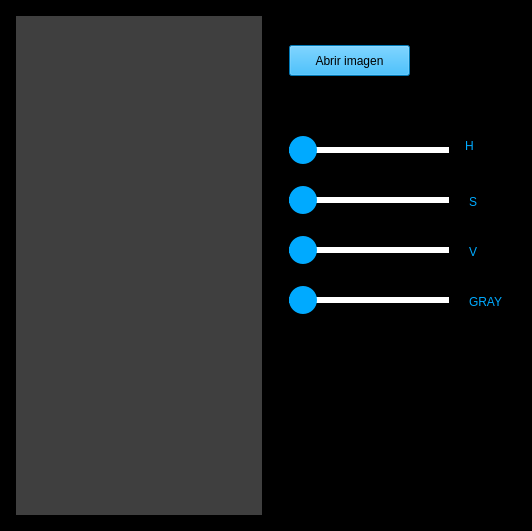
This is interfazfull.ui in Brian-Almada/practicando-interfaz-py as Qt 5 draws it before an edit. The edited form follows.
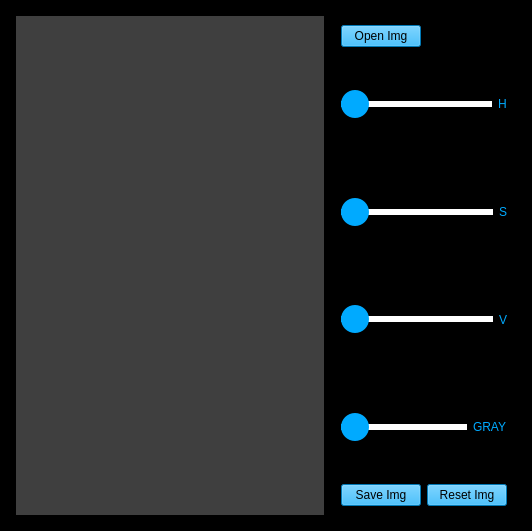
This is the edited form. Icons and pictures are not drawn.

Commit message: Colocando título de ventana y su favicon

The edit to the form file:
```diff
--- a/interfazfull.ui
+++ b/interfazfull.ui
@@ -41,7 +41,7 @@
       <property name="frameShadow">
        <enum>QFrame::Raised</enum>
       </property>
-      <layout class="QHBoxLayout" name="horizontalLayout_2">
+      <layout class="QHBoxLayout" name="horizontalLayout_2" stretch="3,0">
        <item>
         <widget class="QFrame" name="frame_2">
          <property name="frameShape">
@@ -110,71 +110,40 @@
          <property name="frameShadow">
           <enum>QFrame::Raised</enum>
          </property>
-         <widget class="QPushButton" name="pushButton">
-          <property name="geometry">
-           <rect>
-            <x>20</x>
-            <y>30</y>
-            <width>121</width>
-            <height>31</height>
-           </rect>
-          </property>
+         <layout class="QVBoxLayout" name="verticalLayout">
+          <item>
+           <layout class="QHBoxLayout" name="horizontalLayout_9">
+            <item>
+             <widget class="QPushButton" name="open_image">
           <property name="styleSheet">
            <string notr="true">background-color: rgb(0, 170, 255);
 font: 87 12pt &quot;Arial Black&quot;;
 </string>
           </property>
           <property name="text">
-           <string>Abrir imagen</string>
-          </property>
-         </widget>
-         <widget class="QSlider" name="horizontalSlider">
-          <property name="geometry">
-           <rect>
-            <x>20</x>
-            <y>120</y>
-            <width>160</width>
-            <height>30</height>
-           </rect>
-          </property>
-          <property name="minimumSize">
-           <size>
-            <width>0</width>
-            <height>30</height>
-           </size>
-          </property>
+               <string>Open Img</string>
+              </property>
+             </widget>
+            </item>
+            <item>
+             <spacer name="horizontalSpacer">
           <property name="orientation">
            <enum>Qt::Horizontal</enum>
           </property>
-         </widget>
-         <widget class="QSlider" name="horizontalSlider_2">
-          <property name="geometry">
-           <rect>
-            <x>20</x>
-            <y>170</y>
-            <width>160</width>
-            <height>30</height>
-           </rect>
-          </property>
-          <property name="minimumSize">
+              <property name="sizeHint" stdset="0">
            <size>
-            <width>0</width>
-            <height>30</height>
-           </size>
-          </property>
-          <property name="orientation">
-           <enum>Qt::Horizontal</enum>
-          </property>
-         </widget>
-         <widget class="QSlider" name="horizontalSlider_3">
-          <property name="geometry">
-           <rect>
-            <x>20</x>
-            <y>220</y>
-            <width>160</width>
-            <height>30</height>
-           </rect>
-          </property>
+                <width>40</width>
+                <height>20</height>
+               </size>
+              </property>
+             </spacer>
+            </item>
+           </layout>
+          </item>
+          <item>
+           <layout class="QHBoxLayout" name="horizontalLayout_8">
+            <item>
+             <widget class="QSlider" name="slider_one">
           <property name="minimumSize">
            <size>
             <width>0</width>
@@ -185,77 +154,117 @@
            <enum>Qt::Horizontal</enum>
           </property>
          </widget>
-         <widget class="QSlider" name="horizontalSlider_4">
-          <property name="geometry">
-           <rect>
-            <x>20</x>
-            <y>270</y>
-            <width>160</width>
-            <height>30</height>
-           </rect>
-          </property>
-          <property name="minimumSize">
-           <size>
-            <width>0</width>
-            <height>30</height>
-           </size>
-          </property>
-          <property name="orientation">
-           <enum>Qt::Horizontal</enum>
-          </property>
-         </widget>
+            </item>
+            <item>
          <widget class="QLabel" name="label">
-          <property name="geometry">
-           <rect>
-            <x>196</x>
-            <y>120</y>
-            <width>51</width>
-            <height>21</height>
-           </rect>
-          </property>
           <property name="text">
            <string>H</string>
           </property>
          </widget>
+            </item>
+           </layout>
+          </item>
+          <item>
+           <layout class="QHBoxLayout" name="horizontalLayout_7">
+            <item>
+             <widget class="QSlider" name="slider_two">
+              <property name="minimumSize">
+               <size>
+                <width>0</width>
+                <height>30</height>
+               </size>
+              </property>
+              <property name="orientation">
+               <enum>Qt::Horizontal</enum>
+              </property>
+             </widget>
+            </item>
+            <item>
          <widget class="QLabel" name="label_2">
-          <property name="geometry">
-           <rect>
-            <x>200</x>
-            <y>180</y>
-            <width>47</width>
-            <height>13</height>
-           </rect>
-          </property>
           <property name="text">
            <string>S</string>
           </property>
          </widget>
+            </item>
+           </layout>
+          </item>
+          <item>
+           <layout class="QHBoxLayout" name="horizontalLayout_6">
+            <item>
+             <widget class="QSlider" name="slider_tree">
+              <property name="minimumSize">
+               <size>
+                <width>0</width>
+                <height>30</height>
+               </size>
+              </property>
+              <property name="orientation">
+               <enum>Qt::Horizontal</enum>
+              </property>
+             </widget>
+            </item>
+            <item>
          <widget class="QLabel" name="label_3">
-          <property name="geometry">
-           <rect>
-            <x>200</x>
-            <y>230</y>
-            <width>47</width>
-            <height>13</height>
-           </rect>
-          </property>
           <property name="text">
            <string>V</string>
           </property>
          </widget>
+            </item>
+           </layout>
+          </item>
+          <item>
+           <layout class="QHBoxLayout" name="horizontalLayout_5">
+            <item>
+             <widget class="QSlider" name="slider_four">
+              <property name="minimumSize">
+               <size>
+                <width>0</width>
+                <height>30</height>
+               </size>
+              </property>
+              <property name="orientation">
+               <enum>Qt::Horizontal</enum>
+              </property>
+             </widget>
+            </item>
+            <item>
          <widget class="QLabel" name="label_4">
-          <property name="geometry">
-           <rect>
-            <x>200</x>
-            <y>280</y>
-            <width>47</width>
-            <height>13</height>
-           </rect>
-          </property>
           <property name="text">
            <string>GRAY</string>
           </property>
          </widget>
+            </item>
+           </layout>
+          </item>
+          <item>
+           <layout class="QHBoxLayout" name="horizontalLayout_4">
+            <item>
+             <widget class="QPushButton" name="save_image">
+              <property name="styleSheet">
+               <string notr="true">background-color: rgb(0, 170, 255);
+font: 87 12pt &quot;Arial Black&quot;;
+</string>
+              </property>
+              <property name="text">
+               <string>Save Img</string>
+              </property>
+             </widget>
+            </item>
+            <item>
+             <widget class="QPushButton" name="reset_edit">
+              <property name="styleSheet">
+               <string notr="true">background-color: rgb(0, 170, 255);
+font: 87 12pt &quot;Arial Black&quot;;
+</string>
+              </property>
+              <property name="text">
+               <string>Reset Img</string>
+              </property>
+             </widget>
+            </item>
+           </layout>
+          </item>
+         </layout>
         </widget>
        </item>
       </layout>
```
Left out of the diff: 6 changed lines with no effect on the pictures. Lines whose indentation alone changed are shown as unchanged. The commit also changes 1 other file.
